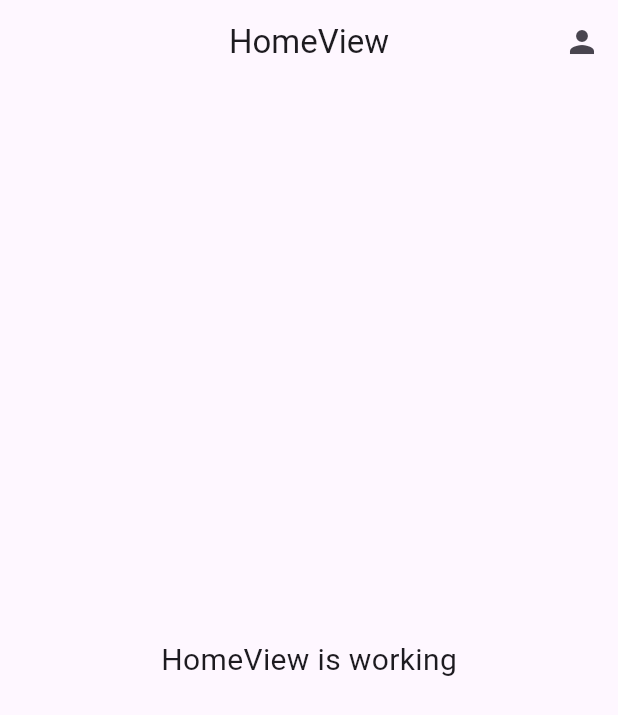
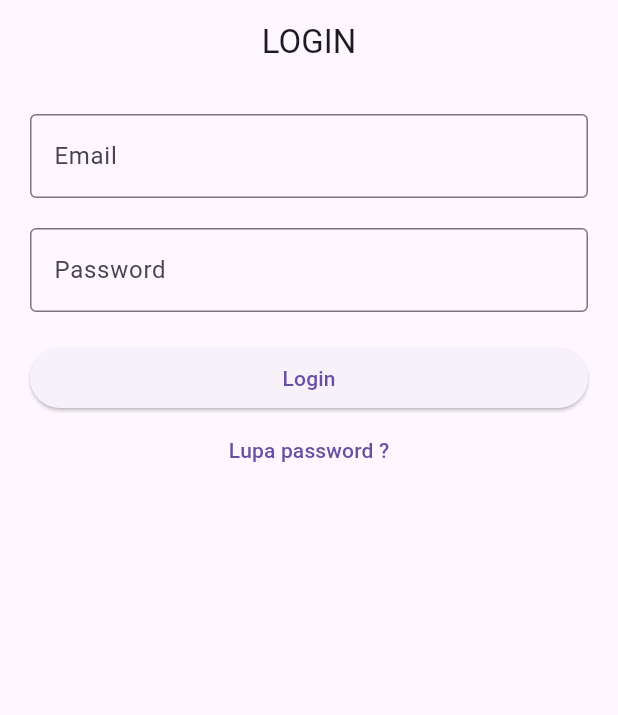
Before and after one commit to zulfanurrifaat/presence_project, a Flutter app: the screen it shows after launch, on a phone screen of 412 x 824 dp. Shown: the top 715 px of the screen. Run offline on Flutter 3.47's test engine with Material 3 defaults, Android fonts, the phone set to English and light mode, and no system bars; our stand-ins replace cloud_firestore, device_preview, firebase_auth, firebase_core, get; accounts and stored records are empty.

Commit message:
verifikasi email

```diff
--- a/lib/app/modules/add_pegawai/controllers/add_pegawai_controller.dart
+++ b/lib/app/modules/add_pegawai/controllers/add_pegawai_controller.dart
@@ -31,6 +31,8 @@ class AddPegawaiController extends GetxController {
             "uid": uid,
             "createdAt": DateTime.now().toIso8601String(),
           });
+
+          await userCredential.user!.sendEmailVerification();
         }
 
         print(userCredential);
--- /dev/null
+++ b/lib/app/modules/login/controllers/login_controller.dart
@@ -0,0 +1,48 @@
+import 'package:firebase_auth/firebase_auth.dart';
+import 'package:flutter/material.dart';
+import 'package:get/get.dart';
+import 'package:presence/app/routes/app_pages.dart';
+
+class LoginController extends GetxController {
+  TextEditingController emailC = TextEditingController();
+  TextEditingController passC = TextEditingController();
+
+  FirebaseAuth auth = FirebaseAuth.instance;
+
+  void login() async {
+    if (emailC.text.isNotEmpty && passC.text.isNotEmpty) {
+      try {
+        UserCredential userCredential = await auth.signInWithEmailAndPassword(
+          email: emailC.text,
+          password: passC.text,
+        );
+
+        print(userCredential);
+
+        if (userCredential.user != null) {
+          if (userCredential.user!.emailVerified == true) {
+            Get.offAllNamed(Routes.HOME);
+          } else {
+            Get.defaultDialog(
+              title: "Belum verifikasi",
+              middleText:
+                  "Kamu belum verifikasi di email ini. Lakukan verifikasi di email kamu.",
+            );
+          }
+        }
+      } on FirebaseAuthException catch (e) {
+        if (e.code == 'user-not-found') {
+          Get.snackbar("Terjadi kesalahan", "Email tidak terdaftar");
+          print('No user found for that email');
+        } else if (e.code == 'wrong-password') {
+          print('Wrong password provided for that user.');
+          Get.snackbar("Terjadi kesalahan", "Password salah");
+        }
+      } catch (e) {
+        Get.snackbar("Terjadi kesalahan", "Tidak dapat login");
+      }
+    } else {
+      Get.snackbar("Terjadi kesalahan", "Email dan password wajib diisi.");
+    }
+  }
+}
--- /dev/null
+++ b/lib/app/modules/login/views/login_view.dart
@@ -0,0 +1,50 @@
+import 'package:flutter/material.dart';
+
+import 'package:get/get.dart';
+
+import '../controllers/login_controller.dart';
+
+class LoginView extends GetView<LoginController> {
+  const LoginView({Key? key}) : super(key: key);
+  @override
+  Widget build(BuildContext context) {
+    return Scaffold(
+      appBar: AppBar(
+        title: const Text('LOGIN'),
+        centerTitle: true,
+      ),
+      body: ListView(
+        padding: EdgeInsets.all(20),
+        children: [
+          TextField(
+            controller: controller.emailC,
+            decoration: InputDecoration(
+              labelText: "Email",
+              border: OutlineInputBorder(),
+            ),
+          ),
+          SizedBox(height: 20),
+          TextField(
+            controller: controller.passC,
+            obscureText: true,
+            decoration: InputDecoration(
+              labelText: "Password",
+              border: OutlineInputBorder(),
+            ),
+          ),
+          SizedBox(height: 20),
+          ElevatedButton(
+            onPressed: () {
+              controller.login();
+            },
+            child: Text("Login"),
+          ),
+          TextButton(
+            onPressed: () {},
+            child: Text("Lupa password ?"),
+          ),
+        ],
+      ),
+    );
+  }
+}
--- a/lib/app/routes/app_pages.dart
+++ b/lib/app/routes/app_pages.dart
@@ -4,6 +4,8 @@ import '../modules/add_pegawai/bindings/add_pegawai_binding.dart';
 import '../modules/add_pegawai/views/add_pegawai_view.dart';
 import '../modules/home/bindings/home_binding.dart';
 import '../modules/home/views/home_view.dart';
+import '../modules/login/bindings/login_binding.dart';
+import '../modules/login/views/login_view.dart';
 
 part 'app_routes.dart';
 
@@ -23,5 +25,10 @@ class AppPages {
       page: () => const AddPegawaiView(),
       binding: AddPegawaiBinding(),
     ),
+    GetPage(
+      name: _Paths.LOGIN,
+      page: () => const LoginView(),
+      binding: LoginBinding(),
+    ),
   ];
 }
--- a/lib/app/routes/app_routes.dart
+++ b/lib/app/routes/app_routes.dart
@@ -5,10 +5,12 @@ abstract class Routes {
   Routes._();
   static const HOME = _Paths.HOME;
   static const ADD_PEGAWAI = _Paths.ADD_PEGAWAI;
+  static const LOGIN = _Paths.LOGIN;
 }
 
 abstract class _Paths {
   _Paths._();
   static const HOME = '/home';
   static const ADD_PEGAWAI = '/add-pegawai';
+  static const LOGIN = '/login';
 }
--- a/lib/main.dart
+++ b/lib/main.dart
@@ -18,7 +18,7 @@ void main() async {
       tools: const [...DevicePreview.defaultTools],
       builder: (context) => GetMaterialApp(
         title: "Application",
-        initialRoute: Routes.HOME,
+        initialRoute: Routes.LOGIN,
         getPages: AppPages.routes,
       ),
     ),
```
Also changed, not shown: lib/app/modules/login/bindings/login_binding.dart (added, +12 -0 lines).
